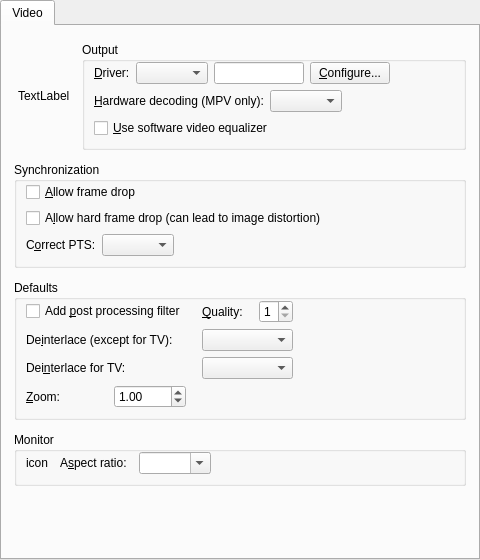
The window that src/gui/pref/video.ui (wilbert2000/wzplayer) describes before a commit, drawn with Qt 5.
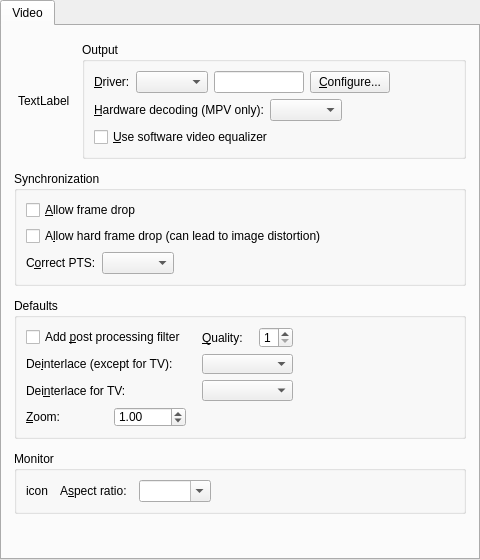
The same window after the commit. Custom widgets are drawn as their Qt base class.

Commit message: Removed override top margin from group boxes preferences dialog

```diff
--- a/src/gui/pref/video.ui
+++ b/src/gui/pref/video.ui
@@ -69,9 +69,6 @@
             <bool>true</bool>
            </property>
            <layout class="QVBoxLayout" name="output_verticalLayout">
-            <property name="topMargin">
-             <number>0</number>
-            </property>
             <item>
              <layout class="QHBoxLayout" name="vo_layout">
               <item>
@@ -182,9 +179,6 @@
           <bool>true</bool>
          </property>
          <layout class="QVBoxLayout" name="synchronization_verticalLayout">
-          <property name="topMargin">
-           <number>0</number>
-          </property>
           <item>
            <widget class="QCheckBox" name="framedrop_check">
             <property name="text">
@@ -250,9 +244,6 @@
           <bool>true</bool>
          </property>
          <layout class="QGridLayout" name="gridLayout">
-          <property name="topMargin">
-           <number>0</number>
-          </property>
           <property name="horizontalSpacing">
            <number>16</number>
           </property>
@@ -380,9 +371,6 @@
           <property name="spacing">
            <number>12</number>
           </property>
-          <property name="topMargin">
-           <number>0</number>
-          </property>
           <item>
            <widget class="QLabel" name="monitor_aspect_icon">
             <property name="text">
```
The commit also changes 7 other files.
